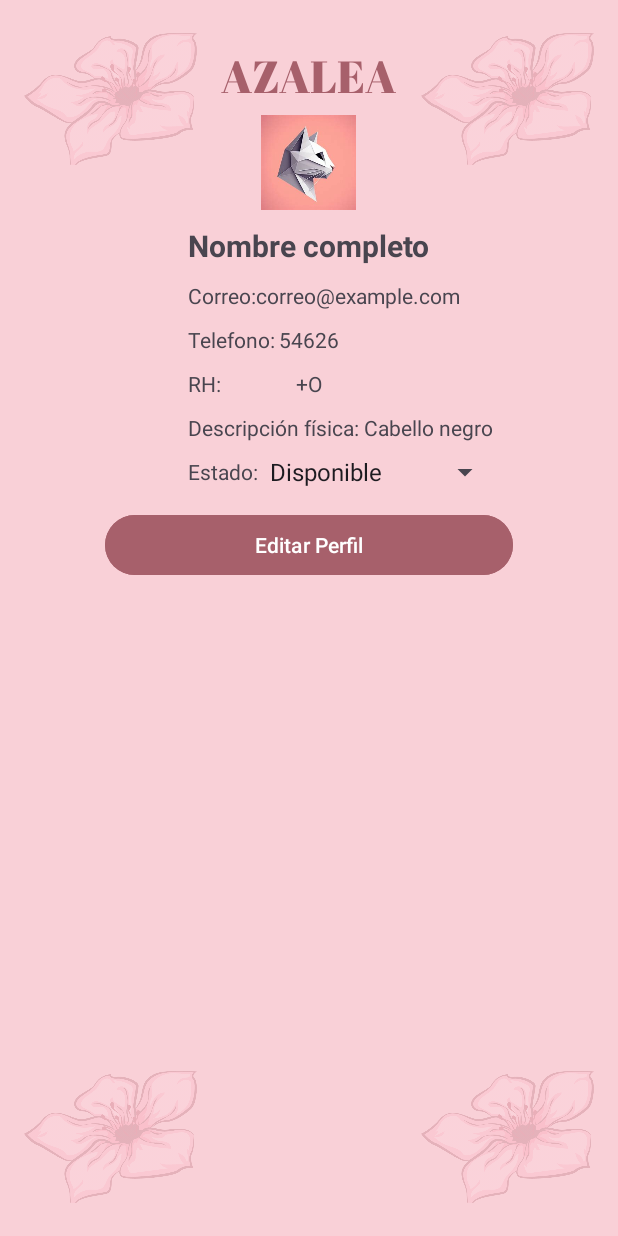
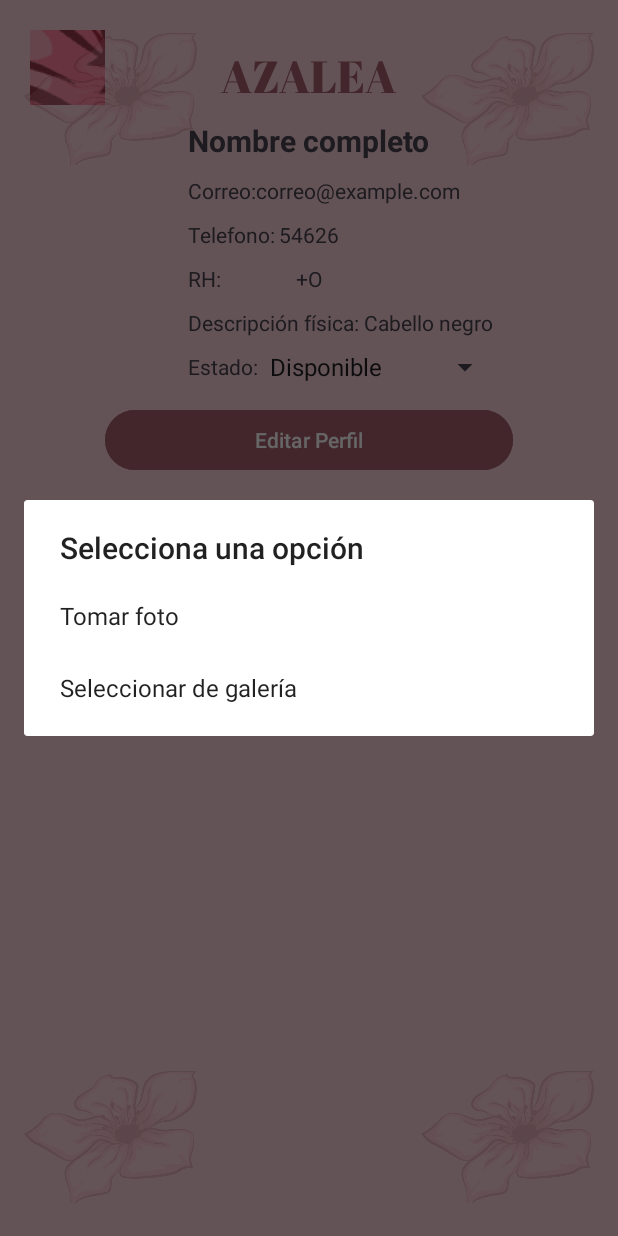
Before and after one commit to Intro-CompuMovil/Azalea, an Android app: the PerfilActivity screen opened directly, with no data from a screen before it, after a tap on an icon or button, on a phone screen of 412 x 824 dp. Run offline under Robolectric (Android 15) with nearby library versions, the phone set to English and light mode, and no system bars.

Commit message:
opcion de elegir foto de camera y gallery

```diff
--- a/app/src/main/AndroidManifest.xml
+++ b/app/src/main/AndroidManifest.xml
@@ -12,6 +12,7 @@
     <uses-permission android:name="android.permission.ACCESS_COARSE_LOCATION" />
     <uses-permission android:name="android.permission.CAMERA" />
     <uses-permission android:name="android.permission.USE_BIOMETRIC" />
+    <uses-permission android:name="android.permission.WRITE_EXTERNAL_STORAGE" />
 
     <application
         android:allowBackup="true"
--- a/app/src/main/java/com/example/azalea/activities/PerfilActivity.kt
+++ b/app/src/main/java/com/example/azalea/activities/PerfilActivity.kt
@@ -1,101 +1,144 @@
 package com.example.azalea.activities
 
+import android.Manifest
 import android.app.Activity
+import android.app.AlertDialog
 import android.content.Intent
+import android.content.SharedPreferences
 import android.content.pm.PackageManager
 import android.graphics.Bitmap
+import android.media.MediaScannerConnection
 import android.net.Uri
 import androidx.appcompat.app.AppCompatActivity
 import android.os.Bundle
+import android.os.Environment
 import android.provider.MediaStore
+import android.widget.ImageButton
 import android.widget.Toast
 import androidx.activity.result.contract.ActivityResultContracts
+import androidx.core.app.ActivityCompat
 import androidx.core.content.ContextCompat
+import com.example.azalea.R
 import com.example.azalea.data.PermissionsCodes.Companion.CAMERA_PERMISSION_CODE
 import com.example.azalea.databinding.ActivityPerfilBinding
+import java.io.File
+import java.io.FileOutputStream
 
 class PerfilActivity : AppCompatActivity() {
-    private lateinit var binding: ActivityPerfilBinding
+    private lateinit var preferences: SharedPreferences
+    private lateinit var profileImage: ImageButton
+    private val pickMedia = registerForActivityResult(ActivityResultContracts.GetContent()) { uri ->
+        profileImage.setImageURI(uri)
+    }
+
 
     override fun onCreate(savedInstanceState: Bundle?) {
         super.onCreate(savedInstanceState)
-        binding = ActivityPerfilBinding.inflate(layoutInflater)
-        setContentView(binding.root)
+        setContentView(R.layout.activity_perfil)
+        preferences = getSharedPreferences("myPrefs", MODE_PRIVATE)
 
-        setUpButtonsWithoutPermissions()
+        // Cargar la imagen de perfil si existe
+        val imagePath = preferences.getString("imagePath", null)
+
+        profileImage = findViewById(R.id.profileImage)
+
+        if (imagePath != null) {
+            profileImage.setImageURI(Uri.parse(imagePath))
+        }
+
+        profileImage.setOnClickListener {
+            showMediaOptions()
+        }
+
     }
 
-    private fun setUpButtonsWithoutPermissions() {
-        binding.profileImage.setOnClickListener {
-            checkPermissionForCamera(this)
+    private fun showMediaOptions() {
+        val options = arrayOf("Tomar foto", "Seleccionar de galería")
+        val builder = AlertDialog.Builder(this)
+        builder.setTitle("Selecciona una opción")
+        builder.setItems(options) { dialog, which ->
+            when (which) {
+                0 -> {
+                    if (checkCameraPermission()) {
+                        openCamera()
+                    } else {
+                        requestCameraPermission()
+                    }
+                }
+                1 -> pickMedia.launch("image/*")
+            }
         }
+        builder.show()
+    }
 
-        binding.buttonEditProfile.setOnClickListener {
-            val intent = Intent(this, AddBasicDataActivity::class.java)
-            startActivity(intent)
+    private fun checkCameraPermission(): Boolean {
+        return ContextCompat.checkSelfPermission(this, Manifest.permission.CAMERA) == PackageManager.PERMISSION_GRANTED
+    }
+
+    private fun requestCameraPermission() {
+        ActivityCompat.requestPermissions(this,
+            arrayOf(Manifest.permission.CAMERA),
+            CAMERA_PERMISSION_CODE)
+    }
+
+    private fun openCamera() {
+        val intent = Intent(MediaStore.ACTION_IMAGE_CAPTURE)
+        startActivityForResult(intent, REQUEST_IMAGE_CAPTURE)
+    }
+
+    override fun onRequestPermissionsResult(requestCode: Int, permissions: Array<out String>, grantResults: IntArray) {
+        super.onRequestPermissionsResult(requestCode, permissions, grantResults)
+        when (requestCode) {
+            CAMERA_PERMISSION_CODE -> {
+                if (grantResults.isNotEmpty() && grantResults[0] == PackageManager.PERMISSION_GRANTED) {
+                    openCamera()
+                } else {
+                    Toast.makeText(this, "Permiso de cámara denegado.", Toast.LENGTH_SHORT).show()
+                }
+            }
         }
     }
 
-    private fun setUpButtonsWithCameraPermissions() {
-        binding.profileImage.setOnClickListener {
-            val takePictureIntent = Intent(MediaStore.ACTION_IMAGE_CAPTURE)
-            startActivity(takePictureIntent)
+    override fun onActivityResult(requestCode: Int, resultCode: Int, data: Intent?) {
+        super.onActivityResult(requestCode, resultCode, data)
+        if (requestCode == REQUEST_IMAGE_CAPTURE && resultCode == RESULT_OK) {
+            val imageBitmap = data?.extras?.get("data") as Bitmap
+            saveImageToGallery(imageBitmap)
+            profileImage.setImageBitmap(imageBitmap)
+        } else if (requestCode == REQUEST_SELECT_IMAGE && resultCode == RESULT_OK) {
+            val selectedImageUri: Uri? = data?.data
+            if (selectedImageUri != null) {
+                profileImage.setImageURI(selectedImageUri)
+                saveImageToGallery(selectedImageUri)
+            }
         }
     }
 
-    private fun disableButtons() {
-        binding.profileImage.isEnabled = false
+    private fun saveImageToGallery(bitmap: Bitmap) {
+        val imagesDir = Environment.getExternalStoragePublicDirectory(Environment.DIRECTORY_DCIM)
+        val imageFile = File(imagesDir, "profile_image_${System.currentTimeMillis()}.jpg")
+        val outputStream = FileOutputStream(imageFile)
+        bitmap.compress(Bitmap.CompressFormat.JPEG, 100, outputStream)
+        outputStream.flush()
+        outputStream.close()
+        MediaScannerConnection.scanFile(this, arrayOf(imageFile.absolutePath), null, null)
+
+        // Guardar la ruta de la imagen en SharedPreferences
+        val editor = preferences.edit()
+        editor.putString("imagePath", imageFile.absolutePath)
+        editor.apply()
     }
 
-    private fun checkPermissionForCamera(activity: AppCompatActivity) {
-        when{
-            ContextCompat.checkSelfPermission(this, android.Manifest.permission.CAMERA) == PackageManager.PERMISSION_GRANTED -> {
-                // Permission already granted
-                setUpButtonsWithCameraPermissions()
-            }
-
-            shouldShowRequestPermissionRationale(android.Manifest.permission.CAMERA) -> {
-                // If user previously denied the permission
-                Toast.makeText(this, "Permission previously denied", Toast.LENGTH_SHORT).show()
-                requestPermission(this, android.Manifest.permission.CAMERA, CAMERA_PERMISSION_CODE, "Needed for taking pictures")
-            }
-
-            else -> {
-                // Always call the own function to request permission, not the system one (requestPermissions)
-                requestPermission(this, android.Manifest.permission.CAMERA, CAMERA_PERMISSION_CODE, "Needed for taking pictures")
-            }
-
-        }
+    private fun saveImageToGallery(imageUri: Uri) {
+        // Guardar la ruta de la imagen en SharedPreferences
+        val editor = preferences.edit()
+        editor.putString("imagePath", imageUri.toString())
+        editor.apply()
     }
 
-    private fun requestPermission(context: AppCompatActivity, permission: String, requestCode: Int, justify: String) {
-        if(ContextCompat.checkSelfPermission(context, permission) != PackageManager.PERMISSION_GRANTED) {
-            if(shouldShowRequestPermissionRationale(permission)) {
-                Toast.makeText(this, justify, Toast.LENGTH_SHORT).show()
-            }
-            requestPermissions(arrayOf(permission), requestCode)
-        } else {
-            Toast.makeText(this, "Permission granted", Toast.LENGTH_SHORT).show()
-        }
-    }
-
-    override fun onRequestPermissionsResult(requestCode: Int, permissions: Array<String>, grantResults: IntArray) {
-        when (requestCode) {
-            CAMERA_PERMISSION_CODE -> {
-                if((grantResults.isNotEmpty() && grantResults[0] == PackageManager.PERMISSION_GRANTED)) {
-                    // Permission granted
-                    setUpButtonsWithCameraPermissions()
-                } else {
-                    // Permission denied
-                    Toast.makeText(this, "Permission denied", Toast.LENGTH_SHORT).show()
-                    disableButtons()
-                }
-                return
-            }
-
-            else -> {
-                super.onRequestPermissionsResult(requestCode, permissions, grantResults)
-            }
-        }
+    companion object {
+        private const val CAMERA_PERMISSION_CODE = 100
+        private const val REQUEST_IMAGE_CAPTURE = 101
+        private const val REQUEST_SELECT_IMAGE = 102
     }
 }
--- a/app/src/main/res/layout/activity_perfil.xml
+++ b/app/src/main/res/layout/activity_perfil.xml
@@ -18,14 +18,17 @@
         android:layout_centerHorizontal="true"
         android:layout_marginTop="30dp" />
 
-    <ImageView
+
+    <ImageButton
         android:id="@+id/profileImage"
-        android:layout_width="71dp"
-        android:layout_height="63dp"
-        android:layout_below="@id/titleProfile"
-        android:layout_centerHorizontal="true"
-        android:layout_marginTop="5dp"
-        android:src="@drawable/pfp" />
+        android:layout_width="50dp"
+        android:layout_height="50dp"
+        android:layout_marginStart="20dp"
+        android:layout_weight="1"
+        android:layout_marginTop="20dp"
+        android:src="@drawable/azalea"
+
+        />
 
     <TextView
         android:id="@+id/textName"
```
